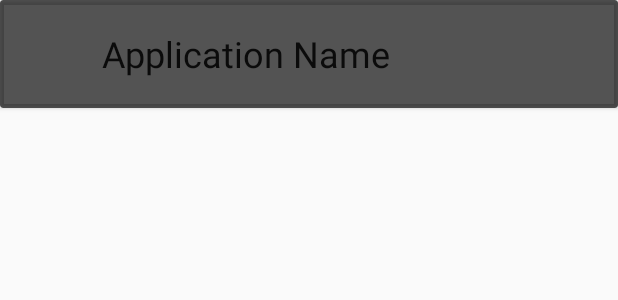
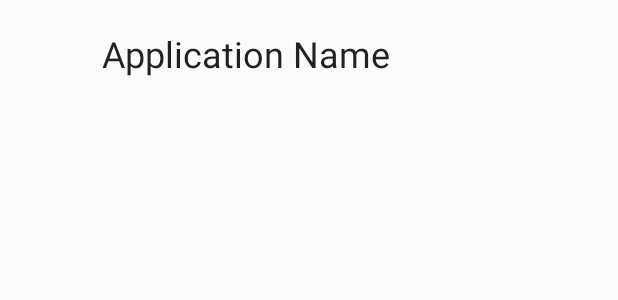
Before and after one commit to randallmitchell/simplehomescreen, an Android app: the layout linear_view_all_apps_view_list_item.xml on its own in the app's theme, with its tools: preview values and no code run, on a phone screen of 412 x 824 dp. Shown: the top 300 px of the screen. Run offline under Robolectric (Android 15) with nearby library versions, the phone set to English and light mode, and no system bars.

Commit message:
Removes tile effect from application list items.

```diff
--- a/app/src/main/java/com/methodsignature/simplehomescreen/apps/ViewAllAppsView.kt
+++ b/app/src/main/java/com/methodsignature/simplehomescreen/apps/ViewAllAppsView.kt
@@ -12,7 +12,6 @@ import androidx.recyclerview.widget.LinearLayoutManager
 import androidx.recyclerview.widget.RecyclerView
 import com.bumptech.glide.Glide
 import com.methodsignature.simplehomescreen.R
-import com.methodsignature.simplehomescreen.android.view.EvenPaddingItemDecoration
 import io.reactivex.Observable
 import io.reactivex.functions.Consumer
 import io.reactivex.subjects.PublishSubject
@@ -38,7 +37,6 @@ class LinearViewAllAppsView @JvmOverloads constructor(
         setHasFixedSize(true)
         adapter = ListAdapter()
         layoutManager = LinearLayoutManager(context)
-        addItemDecoration(EvenPaddingItemDecoration(resources.getDimension(R.dimen.standard_list_item_margin)))
     }
 
     override fun display(): Consumer<List<AppViewModel>> {
--- a/app/src/main/res/layout/linear_view_all_apps_view_list_item.xml
+++ b/app/src/main/res/layout/linear_view_all_apps_view_list_item.xml
@@ -1,15 +1,7 @@
 <?xml version="1.0" encoding="utf-8"?>
-<android.support.v7.widget.CardView xmlns:android="http://schemas.android.com/apk/res/android"
+<LinearLayout xmlns:android="http://schemas.android.com/apk/res/android"
     xmlns:tools="http://schemas.android.com/tools"
     xmlns:card_view="http://schemas.android.com/apk/res-auto"
-    android:layout_width="match_parent"
-    android:layout_height="wrap_content"
-    card_view:cardCornerRadius="2dp"
-    card_view:cardElevation="2dp"
-    card_view:cardBackgroundColor="@color/translucentBlack"
-    >
-
-    <LinearLayout
     android:layout_width="match_parent"
     android:layout_height="wrap_content"
     android:orientation="horizontal"
@@ -30,5 +22,3 @@
         tools:text="Application Name"/>
 
 </LinearLayout>
-
-</android.support.v7.widget.CardView>
--- a/app/src/main/res/layout/view_all_apps_activity.xml
+++ b/app/src/main/res/layout/view_all_apps_activity.xml
@@ -1,7 +1,8 @@
 <?xml version="1.0" encoding="utf-8"?>
 <FrameLayout xmlns:android="http://schemas.android.com/apk/res/android"
-             android:layout_width="match_parent"
-             android:layout_height="match_parent">
+    android:layout_width="match_parent"
+    android:layout_height="match_parent"
+    android:background="@color/translucentBlack">
 
     <com.methodsignature.simplehomescreen.apps.LinearViewAllAppsView
         android:id="@+id/view_all_apps_activity_view_all_apps_view"
--- a/app/src/main/res/values/colors.xml
+++ b/app/src/main/res/values/colors.xml
@@ -3,5 +3,5 @@
     <color name="colorPrimary">#3F51B5</color>
     <color name="colorPrimaryDark">#303F9F</color>
     <color name="colorAccent">#FF4081</color>
-    <color name="translucentBlack">#AA000000</color>
+    <color name="translucentBlack">#66000000</color>
 </resources>
```
Also changed, not shown: app/src/main/java/com/methodsignature/simplehomescreen/android/view/EvenPaddingItemDecoration.java (deleted, +0 -23 lines). Lines whose indentation alone changed are shown as unchanged.
